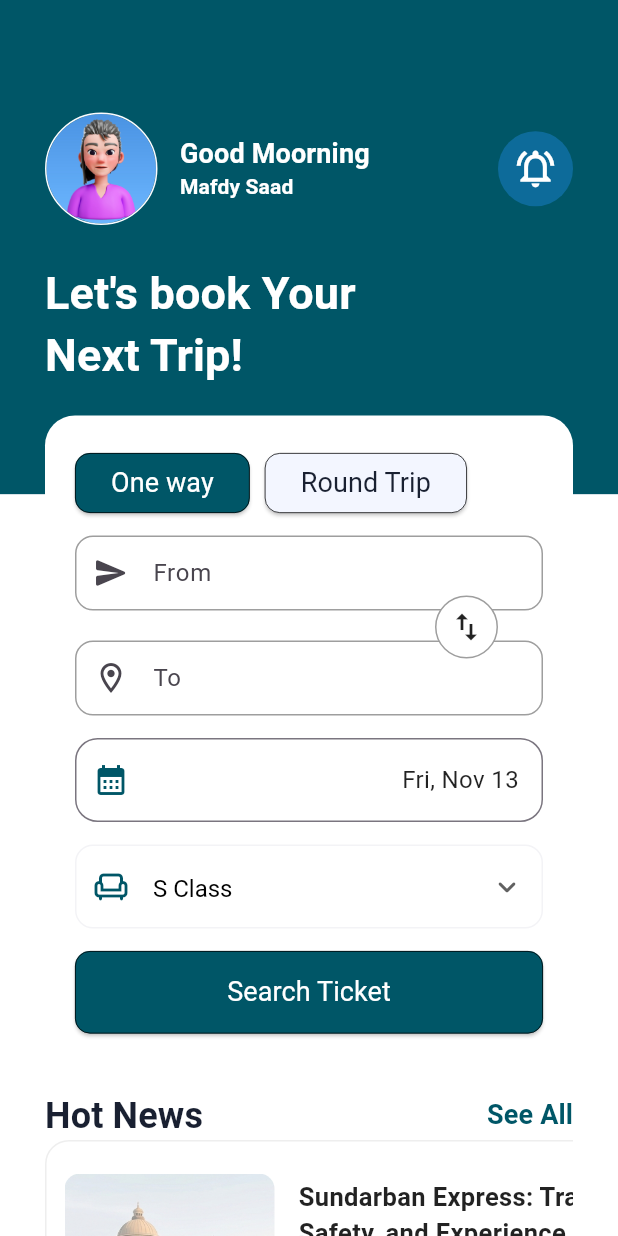
After one commit to Mafdysaad/zajel_run, a Flutter app: the screen it shows after launch, on a phone screen of 412 x 824 dp. The commit adds this screen. Run offline on Flutter 3.47's test engine with Material 3 defaults, Android fonts, the phone set to English and light mode, and no system bars; our stand-ins replace syncfusion_flutter_datepicker; Roboto replaces fonts that are missing (OpenSans).

Commit message:
add advertisements widget and custom background

```diff
--- a/lib/myhomepage.dart
+++ b/lib/myhomepage.dart
@@ -6,7 +6,9 @@ import 'package:zajel_run/customappbar.dart';
 
 import 'package:zajel_run/widgets/BookingDateField.dart';
 import 'package:zajel_run/widgets/CustomTextField.dart';
-import 'package:zajel_run/widgets/custom_News_card.dart';
+import 'package:zajel_run/widgets/advertisements.dart';
+import 'package:zajel_run/widgets/background.dart';
+
 import 'package:zajel_run/widgets/custom_buttom.dart';
 import 'package:zajel_run/widgets/drop_down.dart';
 
@@ -17,27 +19,8 @@ class MyHomePage extends StatelessWidget {
   Widget build(BuildContext context) {
     return Scaffold(
       extendBodyBehindAppBar: true,
-      body: Stack(
-        children: [
-          // Background
-          Positioned.fill(
-            child: Column(
-              children: [
-                Expanded(
-                  flex: 2,
-                  child: Container(color: Color(ColorsApp.appBarColor)),
-                ),
-                Expanded(
-                  flex: 3,
-                  child: Container(color: Color(ColorsApp.bodyColor)),
-                ),
-              ],
-            ),
-          ),
-
-          // Main Content
-          Positioned.fill(
-            child: Padding(
+      body: Background(
+        ciled: Padding(
           padding: const EdgeInsets.symmetric(horizontal: 30),
           child: Column(
             crossAxisAlignment: CrossAxisAlignment.start,
@@ -83,9 +66,7 @@ class MyHomePage extends StatelessWidget {
                               title: 'One way',
                             ),
                             CustomButtom(
-                                  backgroundColor: Color(
-                                    ColorsApp.backgroundIcon,
-                                  ),
+                              backgroundColor: Color(ColorsApp.backgroundIcon),
                               textColor: Color(ColorsApp.blackColor),
                               title: 'Round Trip',
                             ),
@@ -162,33 +143,11 @@ class MyHomePage extends StatelessWidget {
                   ),
                 ],
               ),
-                  SizedBox(
-                    height: 160,
-                    child: ListView.builder(
-                      itemCount: 5,
-                      scrollDirection: Axis.horizontal,
-                      itemBuilder: (context, index) {
-                        return Padding(
-                          padding: const EdgeInsets.only(right: 12),
-                          child: SizedBox(
-                            width: MediaQuery.of(context).size.width,
-                            child: CustomNewsCard(
-                              image: const AssetImage('assets/images/1.png'),
-                              title: 'Sundarban Express: Travel, Safety, and Experience',
-                              author: 'Shafiq Khan',
-                              date: '21 Aug, 2025',
-                            ),
-                          ),
-                        );
-                      },
-                    ),
-                  ),
+              Advertisements(),
             ],
           ),
         ),
       ),
-        ],
-      ),
     );
   }
 }
--- /dev/null
+++ b/lib/widgets/advertisements.dart
@@ -0,0 +1,31 @@
+import 'package:flutter/material.dart';
+import 'package:zajel_run/widgets/custom_News_card.dart';
+
+class Advertisements extends StatelessWidget {
+  const new({super.key});
+
+  @override
+  Widget build(BuildContext context) {
+    return SizedBox(
+      height: 160,
+      child: ListView.builder(
+        itemCount: 5,
+        scrollDirection: Axis.horizontal,
+        itemBuilder: (context, index) {
+          return Padding(
+            padding: const EdgeInsets.only(right: 12),
+            child: SizedBox(
+              width: MediaQuery.of(context).size.width,
+              child: CustomNewsCard(
+                image: const AssetImage('assets/images/1.png'),
+                title: 'Sundarban Express: Travel, Safety, and Experience',
+                author: 'Shafiq Khan',
+                date: '21 Aug, 2025',
+              ),
+            ),
+          );
+        },
+      ),
+    );
+  }
+}
--- /dev/null
+++ b/lib/widgets/background.dart
@@ -0,0 +1,30 @@
+import 'package:flutter/material.dart';
+import 'package:zajel_run/core/const/colors/colors_app.dart';
+
+class Background extends StatelessWidget {
+  final Widget ciled;
+  const Background({required this.ciled, super.key});
+
+  @override
+  Widget build(BuildContext context) {
+    return Stack(
+      children: [
+        Positioned.fill(
+          child: Column(
+            children: [
+              Expanded(
+                flex: 2,
+                child: Container(color: Color(ColorsApp.appBarColor)),
+              ),
+              Expanded(
+                flex: 3,
+                child: Container(color: Color(ColorsApp.bodyColor)),
+              ),
+            ],
+          ),
+        ),
+        Positioned.fill(child: ciled),
+      ],
+    );
+  }
+}
```
Lines whose indentation alone changed are shown as unchanged.
